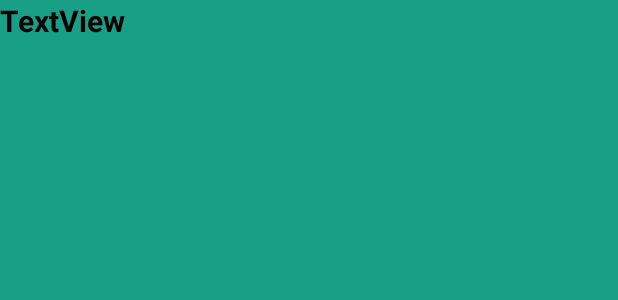
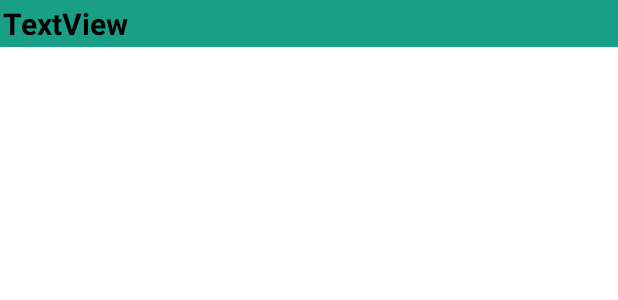
Before and after one commit to BabiMumba/NestedRecyclerview-android, an Android app: the layout main_recycler_row_item.xml on its own in the app's theme, with its tools: preview values and no code run, on a phone screen of 412 x 824 dp. Shown: the top 300 px of the screen. Run offline under Robolectric (Android 15) with nearby library versions, the phone set to English and light mode, and no system bars.

Commit message:
add new file

```diff
--- a/app/src/main/java/com/bstonetech/nestedrecycler/adapter/MainRecyclerAdapter.kt
+++ b/app/src/main/java/com/bstonetech/nestedrecycler/adapter/MainRecyclerAdapter.kt
@@ -4,13 +4,19 @@ import android.content.Context
 import android.view.LayoutInflater
 import android.view.View
 import android.view.ViewGroup
+import android.widget.TextView
 import androidx.recyclerview.widget.RecyclerView
 import com.bstonetech.nestedrecycler.R
 import com.bstonetech.nestedrecycler.model.Allcategorie
 
 class MainRecyclerAdapter(private val context: Context, private val allcategorie: List<Allcategorie>):
     RecyclerView.Adapter<MainRecyclerAdapter.MainviewHolder>() {
+
     class MainviewHolder(itemView: View):RecyclerView.ViewHolder(itemView) {
+        private var categoryTitle:TextView? = null
+        init {
+            categoryTitle = itemView.findViewById(R.id.title)
+        }
 
     }
 
--- a/app/src/main/res/layout/main_recycler_row_item.xml
+++ b/app/src/main/res/layout/main_recycler_row_item.xml
@@ -4,12 +4,13 @@
     xmlns:tools="http://schemas.android.com/tools"
     android:layout_width="match_parent"
     android:background="#199F86"
-    android:layout_height="match_parent">
+    android:padding="2dp"
+    android:layout_height="wrap_content">
 
     <TextView
         app:layout_constraintTop_toTopOf="parent"
         android:textSize="20sp"
-        android:id="@+id/textView"
+        android:id="@+id/title"
         android:layout_width="match_parent"
         android:layout_height="wrap_content"
         android:text="TextView"
```
Also changed, not shown: app/src/main/java/com/bstonetech/nestedrecycler/MainActivity.kt (+9 -0 lines).
